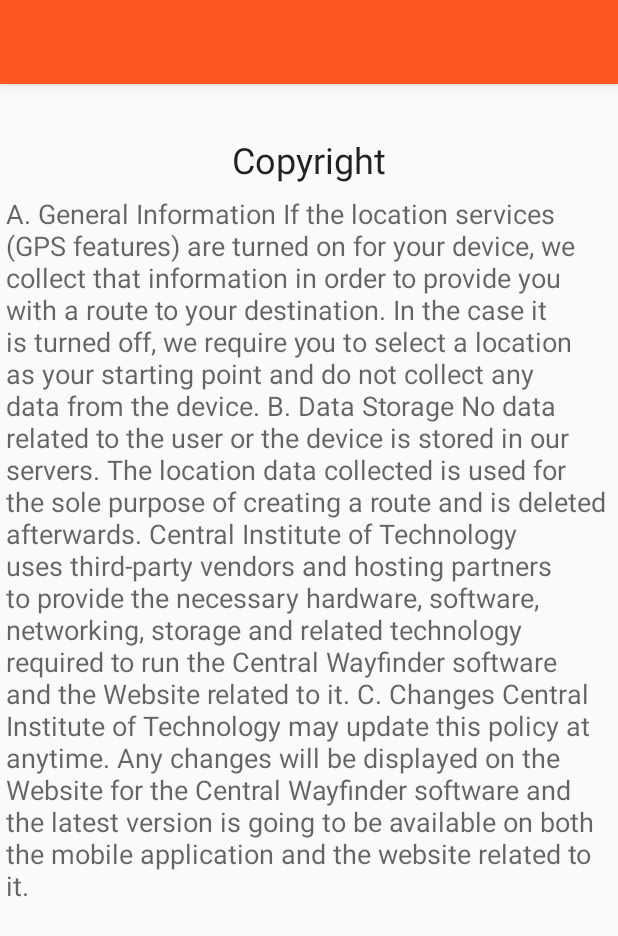
After one commit to lucasangelon/esy2shop, an Android app: the layout copyright.xml on its own in the app's theme, with its tools: preview values and no code run, on a phone screen of 412 x 824 dp. The commit adds this screen. Shown: the top 936 px of the screen. Run offline under Robolectric (Android 15) with nearby library versions, the phone set to English and light mode, and no system bars.

Commit message:
Add copyright xml
Adding copyright xml

```diff
--- /dev/null
+++ b/app/src/main/res/layout/copyright.xml
@@ -0,0 +1,49 @@
+<?xml version="1.0" encoding="utf-8"?>
+<RelativeLayout xmlns:android="http://schemas.android.com/apk/res/android"
+    android:orientation="vertical"
+    android:layout_width="match_parent"
+    android:layout_height="match_parent"
+    android:weightSum="1"
+    android:id="@+id/copyright">
+   <!-- Add toolbar on this page-->
+    <include
+        android:id="@+id/tool_bar"
+        layout="@layout/tool_bar">
+
+    </include>
+    <TextView
+        android:layout_width="wrap_content"
+        android:layout_height="wrap_content"
+        android:textAppearance="?android:attr/textAppearanceLarge"
+        android:text="Copyright"
+        android:id="@+id/textView2"
+        android:textSize="24dp"
+        android:layout_marginTop="34dp"
+        android:layout_below="@+id/tool_bar"
+        android:layout_centerHorizontal="true" />
+
+
+    <ScrollView
+        android:id="@+id/scrollView"
+        android:layout_width="fill_parent"
+        android:layout_height="wrap_content"
+        android:layout_marginTop="120dp"
+        android:scrollbars="vertical"
+        android:fillViewport="true">
+
+
+        <TextView
+            android:scrollbars = "vertical"
+            android:textAppearance="?android:attr/textAppearanceMedium"
+            android:text="@string/copyright"
+            android:id="@+id/textView"
+            android:paddingTop="10dp"
+            android:paddingLeft="4dp"
+            android:paddingRight="4dp"
+            android:paddingBottom="10dp"
+            android:layout_width="fill_parent"
+            android:layout_height="fill_parent"
+            android:layout_weight="1.0" />
+    </ScrollView>
+
+</RelativeLayout>
--- a/app/src/main/res/values/strings.xml
+++ b/app/src/main/res/values/strings.xml
@@ -3,4 +3,12 @@
 
     <string name="hello_world">Hello world!</string>
     <string name="action_settings">Settings</string>
+    <string name="copyright"> A. General Information
+If the location services (GPS features) are turned on for your device, we collect that information in order to provide you with a route to your destination. In the case it is turned off, we require you to select a location as your starting point and do not collect any data from the device.
+       B. Data Storage
+No data related to the user or the device is stored in our servers. The location data collected is used for the sole purpose of creating a route and is deleted afterwards.
+Central Institute of Technology uses third-party vendors and hosting partners to provide the necessary hardware, software, networking, storage and related technology required to run the Central Wayfinder software and the Website related to it.
+       C. Changes
+Central Institute of Technology may update this policy at anytime. Any changes will be displayed on the Website for the Central Wayfinder software and the latest version is going to be available on both the mobile application and the website related to it.
+</string>
 </resources>
```
